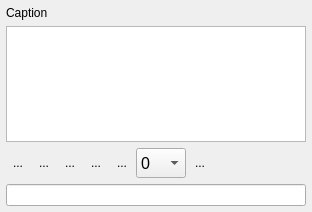
The window that Modules/SegmentationUI/Qmitk/QmitkLabelSetWidgetControls.ui (MITK/MITK) describes before a commit, drawn with Qt 5.
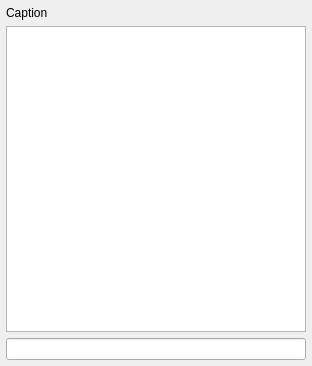
The same window after the commit. Icons and pictures are not drawn. Custom widgets are drawn as their Qt base class.

Commit message: LabelSetImage actions moved to MultilabelSegmentationView LabelSetTableWidget functionallity moved to LabelSetWidget

Patch:
```diff
--- a/Modules/SegmentationUI/Qmitk/QmitkLabelSetWidgetControls.ui
+++ b/Modules/SegmentationUI/Qmitk/QmitkLabelSetWidgetControls.ui
@@ -7,7 +7,7 @@
     <x>0</x>
     <y>0</y>
     <width>312</width>
-    <height>212</height>
+    <height>366</height>
    </rect>
   </property>
   <property name="sizePolicy">
@@ -31,244 +31,7 @@
     </widget>
    </item>
    <item>
-    <widget class="QmitkLabelSetTableWidget" name="m_LabelSetTableWidget">
-     <property name="sizePolicy">
-      <sizepolicy hsizetype="Minimum" vsizetype="MinimumExpanding">
-       <horstretch>0</horstretch>
-       <verstretch>0</verstretch>
-      </sizepolicy>
-     </property>
-     <property name="minimumSize">
-      <size>
-       <width>50</width>
-       <height>90</height>
-      </size>
-     </property>
-     <property name="maximumSize">
-      <size>
-       <width>16777215</width>
-       <height>16777215</height>
-      </size>
-     </property>
-     <property name="horizontalScrollBarPolicy">
-      <enum>Qt::ScrollBarAlwaysOff</enum>
-     </property>
-     <property name="selectionBehavior">
-      <enum>QAbstractItemView::SelectRows</enum>
-     </property>
-     <property name="textElideMode">
-      <enum>Qt::ElideMiddle</enum>
-     </property>
-     <property name="verticalScrollMode">
-      <enum>QAbstractItemView::ScrollPerPixel</enum>
-     </property>
-     <property name="horizontalScrollMode">
-      <enum>QAbstractItemView::ScrollPerPixel</enum>
-     </property>
-    </widget>
-   </item>
-   <item>
-    <layout class="QHBoxLayout" name="horizontalLayout">
-     <property name="spacing">
-      <number>2</number>
-     </property>
-     <property name="sizeConstraint">
-      <enum>QLayout::SetDefaultConstraint</enum>
-     </property>
-     <item>
-      <widget class="QToolButton" name="m_btDeactivateTool">
-       <property name="toolTip">
-        <string>Disable the active tool</string>
-       </property>
-       <property name="text">
-        <string>...</string>
-       </property>
-       <property name="icon">
-        <iconset resource="../resources/SegmentationUI.qrc">
-         <normaloff>:/Qmitk/SegmentationInteractor_48x48.png</normaloff>:/Qmitk/SegmentationInteractor_48x48.png</iconset>
-       </property>
-       <property name="iconSize">
-        <size>
-         <width>28</width>
-         <height>28</height>
-        </size>
-       </property>
-       <property name="checkable">
-        <bool>false</bool>
-       </property>
-       <property name="autoRaise">
-        <bool>true</bool>
-       </property>
-      </widget>
-     </item>
-     <item>
-      <widget class="QToolButton" name="m_btLockExterior">
-       <property name="toolTip">
-        <string>Lock/Unlock exterior</string>
-       </property>
-       <property name="text">
-        <string>...</string>
-       </property>
-       <property name="icon">
-        <iconset resource="../resources/SegmentationUI.qrc">
-         <normaloff>:/Qmitk/UnlockExterior_48x48.png</normaloff>
-         <normalon>:/Qmitk/LockExterior_48x48.png</normalon>:/Qmitk/UnlockExterior_48x48.png</iconset>
-       </property>
-       <property name="iconSize">
-        <size>
-         <width>28</width>
-         <height>28</height>
-        </size>
-       </property>
-       <property name="checkable">
-        <bool>true</bool>
-       </property>
-       <property name="autoRaise">
-        <bool>true</bool>
-       </property>
-      </widget>
-     </item>
-     <item>
-      <widget class="QToolButton" name="m_btAddLayer">
-       <property name="toolTip">
-        <string>Add a layer to the current segmentation session</string>
-       </property>
-       <property name="text">
-        <string>...</string>
-       </property>
-       <property name="icon">
-        <iconset resource="../resources/SegmentationUI.qrc">
-         <normaloff>:/Qmitk/AddLayer_48x48.png</normaloff>:/Qmitk/AddLayer_48x48.png</iconset>
-       </property>
-       <property name="iconSize">
-        <size>
-         <width>28</width>
-         <height>28</height>
-        </size>
-       </property>
-       <property name="autoRaise">
-        <bool>true</bool>
-       </property>
-      </widget>
-     </item>
-     <item>
-      <widget class="QToolButton" name="m_btDeleteLayer">
-       <property name="toolTip">
-        <string>Delete the active layer</string>
-       </property>
-       <property name="text">
-        <string>...</string>
-       </property>
-       <property name="icon">
-        <iconset resource="../resources/SegmentationUI.qrc">
-         <normaloff>:/Qmitk/DeleteLayer_48x48.png</normaloff>:/Qmitk/DeleteLayer_48x48.png</iconset>
-       </property>
-       <property name="iconSize">
-        <size>
-         <width>28</width>
-         <height>28</height>
-        </size>
-       </property>
-       <property name="autoRaise">
-        <bool>true</bool>
-       </property>
-      </widget>
-     </item>
-     <item>
-      <widget class="QToolButton" name="m_btPreviousLayer">
-       <property name="toolTip">
-        <string>Change to the previous available layer</string>
-       </property>
-       <property name="text">
-        <string>...</string>
-       </property>
-       <property name="icon">
-        <iconset resource="../resources/SegmentationUI.qrc">
-         <normaloff>:/Qmitk/PreviousLayer_48x48.png</normaloff>:/Qmitk/PreviousLayer_48x48.png</iconset>
-       </property>
-       <property name="iconSize">
-        <size>
-         <width>28</width>
-         <height>28</height>
-        </size>
-       </property>
-       <property name="autoRaise">
-        <bool>true</bool>
-       </property>
-      </widget>
-     </item>
-     <item>
-      <widget class="QComboBox" name="m_cbActiveLayer">
-       <property name="sizePolicy">
-        <sizepolicy hsizetype="Preferred" vsizetype="Fixed">
-         <horstretch>0</horstretch>
-         <verstretch>0</verstretch>
-        </sizepolicy>
-       </property>
-       <property name="minimumSize">
-        <size>
-         <width>50</width>
-         <height>30</height>
-        </size>
-       </property>
-       <property name="maximumSize">
-        <size>
-         <width>40</width>
-         <height>30</height>
-        </size>
-       </property>
-       <property name="font">
-        <font>
-         <pointsize>12</pointsize>
-        </font>
-       </property>
-       <property name="toolTip">
-        <string>Switch to a layer</string>
-       </property>
-       <item>
-        <property name="text">
-         <string>0</string>
-        </property>
-       </item>
-      </widget>
-     </item>
-     <item>
-      <widget class="QToolButton" name="m_btNextLayer">
-       <property name="toolTip">
-        <string>Change to the next available layer</string>
-       </property>
-       <property name="text">
-        <string>...</string>
-       </property>
-       <property name="icon">
-        <iconset resource="../resources/SegmentationUI.qrc">
-         <normaloff>:/Qmitk/NextLayer_48x48.png</normaloff>:/Qmitk/NextLayer_48x48.png</iconset>
-       </property>
-       <property name="iconSize">
-        <size>
-         <width>28</width>
-         <height>28</height>
-        </size>
-       </property>
-       <property name="autoRaise">
-        <bool>true</bool>
-       </property>
-      </widget>
-     </item>
-     <item>
-      <spacer name="horizontalSpacer">
-       <property name="orientation">
-        <enum>Qt::Horizontal</enum>
-       </property>
-       <property name="sizeHint" stdset="0">
-        <size>
-         <width>0</width>
-         <height>20</height>
-        </size>
-       </property>
-      </spacer>
-     </item>
-    </layout>
+    <widget class="QTableWidget" name="m_LabelSetTableWidget"/>
    </item>
    <item>
     <widget class="ctkSearchBox" name="m_LabelSearchBox">
@@ -283,11 +46,6 @@
   </layout>
  </widget>
  <customwidgets>
-  <customwidget>
-   <class>QmitkLabelSetTableWidget</class>
-   <extends>QTableWidget</extends>
-   <header location="global">QmitkLabelSetTableWidget.h</header>
-  </customwidget>
   <customwidget>
    <class>ctkSearchBox</class>
    <extends>QLineEdit</extends>
```
Left out of the diff: 15 changed lines with no effect on the pictures. The commit also changes 5 other files.
